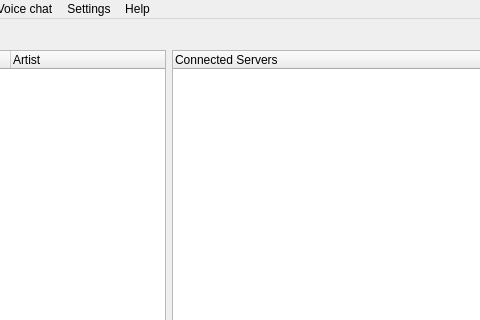
First picture: the form in src/mainwindow.ui, repository willamm/CommAudio, before the edit; both pictures show x 101 to 581 and y 0 to 320 of the 806 by 543 pixel window.
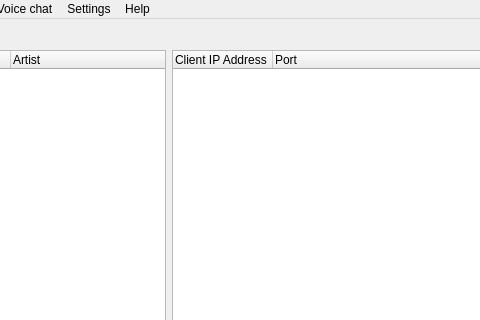
Second picture: the form after the edit. Icons and pictures are not drawn.

Commit message: updated code headers, client ip/port numbers properly displayed

Diff of the .ui file:
```diff
--- a/src/mainwindow.ui
+++ b/src/mainwindow.ui
@@ -58,9 +58,17 @@
           <verstretch>0</verstretch>
          </sizepolicy>
         </property>
+        <property name="columnCount">
+         <number>2</number>
+        </property>
         <column>
          <property name="text">
-          <string>Connected Servers</string>
+          <string>Client IP Address</string>
+         </property>
+        </column>
+        <column>
+         <property name="text">
+          <string>Port</string>
          </property>
         </column>
        </widget>
```
The commit also changes 6 other files.
